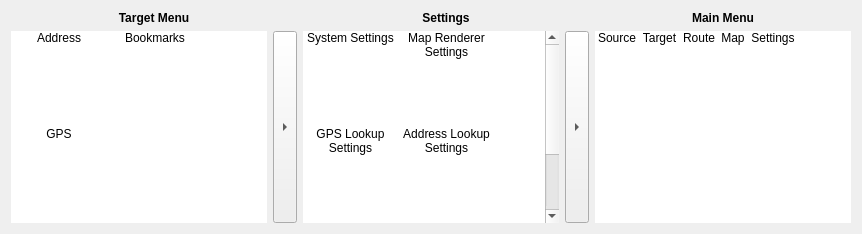
shentok/MoNav, file client/mainwindow.ui: the form before one commit.
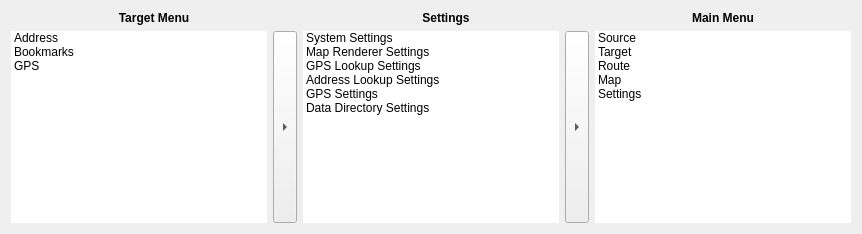
The form after the commit. Icons and pictures are not drawn.

Commit message: Client: Finished bookmark window. Added bookmark link to the map menu. Changed main menu from item view to list view

The edit to the form file:
```diff
--- a/client/mainwindow.ui
+++ b/client/mainwindow.ui
@@ -57,24 +57,9 @@
            <property name="movement">
             <enum>QListView::Static</enum>
            </property>
-           <property name="flow">
-            <enum>QListView::LeftToRight</enum>
-           </property>
            <property name="resizeMode">
             <enum>QListView::Adjust</enum>
            </property>
-           <property name="spacing">
-            <number>6</number>
-           </property>
-           <property name="gridSize">
-            <size>
-             <width>96</width>
-             <height>96</height>
-            </size>
-           </property>
-           <property name="viewMode">
-            <enum>QListView::IconMode</enum>
-           </property>
            <property name="wordWrap">
             <bool>true</bool>
            </property>
@@ -175,21 +160,9 @@
            <property name="movement">
             <enum>QListView::Static</enum>
            </property>
-           <property name="flow">
-            <enum>QListView::LeftToRight</enum>
-           </property>
            <property name="resizeMode">
             <enum>QListView::Adjust</enum>
            </property>
-           <property name="gridSize">
-            <size>
-             <width>96</width>
-             <height>96</height>
-            </size>
-           </property>
-           <property name="viewMode">
-            <enum>QListView::IconMode</enum>
-           </property>
            <property name="wordWrap">
             <bool>true</bool>
            </property>
@@ -312,17 +285,20 @@
          <property name="selectionMode">
           <enum>QAbstractItemView::NoSelection</enum>
          </property>
+         <property name="iconSize">
+          <size>
+           <width>64</width>
+           <height>64</height>
+          </size>
+         </property>
          <property name="movement">
           <enum>QListView::Static</enum>
          </property>
-         <property name="flow">
-          <enum>QListView::LeftToRight</enum>
-         </property>
          <property name="resizeMode">
           <enum>QListView::Adjust</enum>
          </property>
          <property name="viewMode">
-          <enum>QListView::IconMode</enum>
+          <enum>QListView::ListMode</enum>
          </property>
          <property name="wordWrap">
           <bool>true</bool>
```
Left out of the diff: 9 changed lines with no effect on the pictures. The commit also changes 6 other files.
